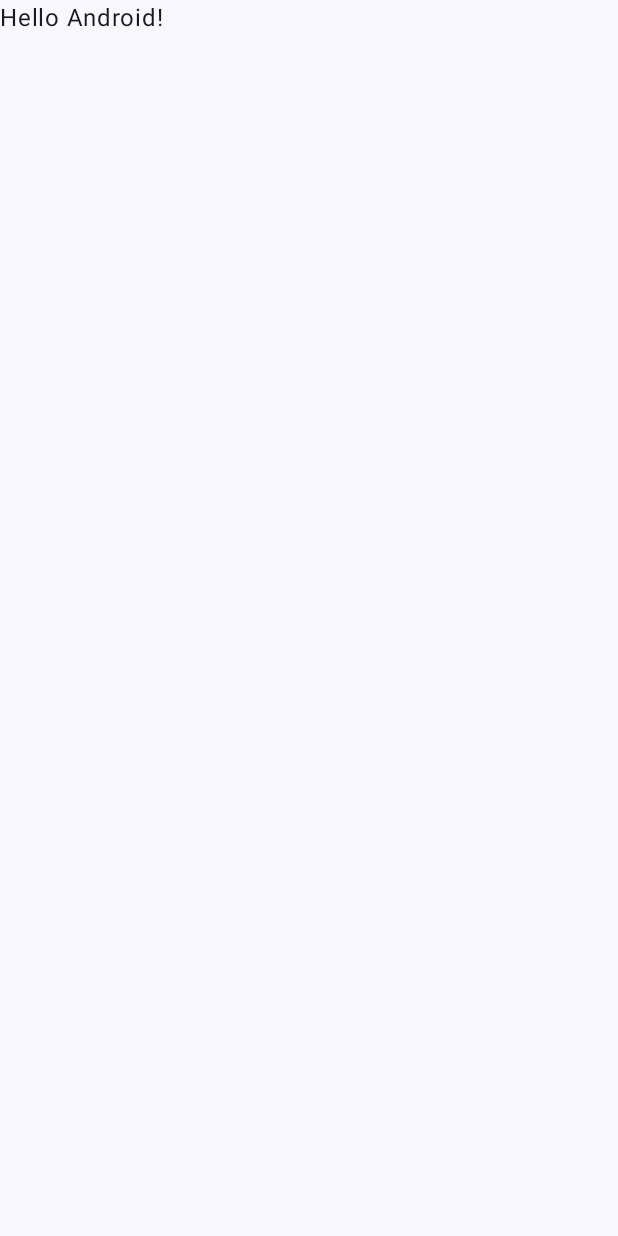
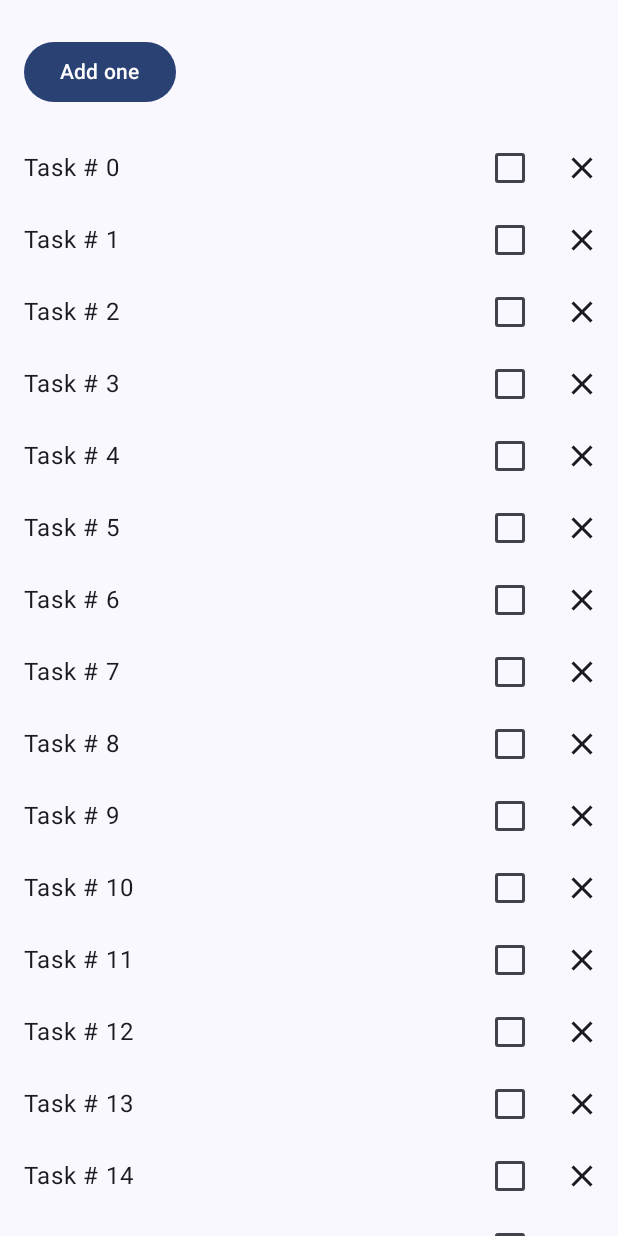
Before and after one commit to yousojeong/wd40-android, an Android app built with Jetpack Compose: the screen it shows after launch (MainActivity), on a phone screen of 412 x 824 dp. Before the commit the screen is almost empty. Run offline under Robolectric (Android 15) with nearby library versions, the phone set to English and light mode, and no system bars.

Commit message:
[Chore] Codelab-3

```diff
--- a/app/build.gradle.kts
+++ b/app/build.gradle.kts
@@ -66,4 +66,7 @@ dependencies {
     androidTestImplementation("androidx.compose.ui:ui-test-junit4")
     debugImplementation("androidx.compose.ui:ui-tooling")
     debugImplementation("androidx.compose.ui:ui-test-manifest")
+
+    // viewModel() 함수 사용
+    implementation("androidx.lifecycle:lifecycle-viewmodel-compose:{latest_version}")
 }
--- a/app/src/main/java/io/hielosan/wd40_android/MainActivity.kt
+++ b/app/src/main/java/io/hielosan/wd40_android/MainActivity.kt
@@ -6,7 +6,6 @@ import androidx.activity.compose.setContent
 import androidx.compose.foundation.layout.fillMaxSize
 import androidx.compose.material3.MaterialTheme
 import androidx.compose.material3.Surface
-import androidx.compose.material3.Text
 import androidx.compose.runtime.Composable
 import androidx.compose.ui.Modifier
 import androidx.compose.ui.tooling.preview.Preview
@@ -22,25 +21,17 @@ class MainActivity : ComponentActivity() {
                     modifier = Modifier.fillMaxSize(),
                     color = MaterialTheme.colorScheme.background
                 ) {
-                    Greeting("Android")
+                    WellnessScreen()
                 }
             }
         }
     }
 }
 
-@Composable
-fun Greeting(name: String, modifier: Modifier = Modifier) {
-    Text(
-        text = "Hello $name!",
-        modifier = modifier
-    )
-}
-
 @Preview(showBackground = true)
 @Composable
-fun GreetingPreview() {
+fun MainPreview() {
     MyApplicationTheme {
-        Greeting("Android")
+        WellnessScreen()
     }
 }
--- /dev/null
+++ b/app/src/main/java/io/hielosan/wd40_android/WaterCounter.kt
@@ -0,0 +1,37 @@
+import androidx.compose.foundation.layout.Column
+import androidx.compose.foundation.layout.padding
+import androidx.compose.material3.Button
+import androidx.compose.material3.Text
+import androidx.compose.runtime.Composable
+import androidx.compose.runtime.getValue
+import androidx.compose.runtime.mutableStateOf
+import androidx.compose.runtime.saveable.rememberSaveable
+import androidx.compose.runtime.setValue
+import androidx.compose.ui.Modifier
+import androidx.compose.ui.unit.dp
+
+@Composable
+fun StatefulCounter(modifier: Modifier = Modifier) {
+    var count by rememberSaveable { mutableStateOf(0) }
+    StatelessCounter(
+        count = count,
+        onIncrement = { count++ },
+        modifier = modifier
+    )
+}
+
+@Composable
+fun StatelessCounter(count: Int, onIncrement: () -> Unit, modifier: Modifier = Modifier) {
+    Column(modifier = modifier.padding(16.dp)) {
+        if (count > 0) {
+            Text("You've had $count glasses.")
+        }
+        Button(
+            onClick = onIncrement,
+            enabled = count < 10,
+            modifier = Modifier.padding(top = 8.dp)
+        ) {
+            Text("Add one")
+        }
+    }
+}
--- /dev/null
+++ b/app/src/main/java/io/hielosan/wd40_android/WellnessScreen.kt
@@ -0,0 +1,40 @@
+package io.hielosan.wd40_android
+
+import StatefulCounter
+import androidx.compose.foundation.layout.Column
+import androidx.compose.runtime.Composable
+import androidx.compose.ui.Modifier
+import androidx.lifecycle.viewmodel.compose.viewModel
+
+/**
+ * 기본 화면
+ */
+@Composable
+fun WellnessScreen(
+    modifier: Modifier = Modifier,
+    wellnessViewModel: WellnessViewModel = viewModel()
+) {
+    Column(modifier = modifier) {
+        StatefulCounter()
+
+        WellnessTasksList(
+            list = wellnessViewModel.tasks,
+            onCheckedTask = { task, checked ->
+                wellnessViewModel.changeTaskChecked(task, checked)
+            },
+            onCloseTask = { task -> wellnessViewModel.remove(task) }
+        )
+    }
+}
+/*
+리스트와 아벤트 처리 로직을 나눈 이유는 구조화된 단방향 데이터 흐름을 유지하고 컴포저블의 재사용성과 책임분리를 위함
+
+단방향 데이터 흐름 유지
+- List는 상태 데이터
+    - tasks를 ViewModel에서 관리하고, 이 데이터는 UI에서 읽기 전용으로 내려줌
+    - 이렇게 하면 상태는 항상 단방향으로 흐르며, 상태 변경은 viewModel에서만 이루어지므로 예측 가능성이 높아짐
+
+- 이벤트 콜백은 데이터를 변경하는 업데이트 로직
+    - 상태는 ViewModel에서 관리되고, UI는 ViewModel에 상태 변경 요청만 보냄
+    - 읽기와 쓰기를 분리함으로써 데이터의 흐름이 명확해짐
+*/
--- /dev/null
+++ b/app/src/main/java/io/hielosan/wd40_android/WellnessTask.kt
@@ -0,0 +1,14 @@
+package io.hielosan.wd40_android
+
+import androidx.compose.runtime.getValue
+import androidx.compose.runtime.mutableStateOf
+import androidx.compose.runtime.setValue
+
+data class WellnessTask(
+    val id: Int,
+    val label: String,
+    var initialChecked: Boolean = false
+) {
+    // checked 상태가 Compose에서 UI 업데이트를 트리거
+    var checked: Boolean by mutableStateOf(initialChecked)
+}
--- /dev/null
+++ b/app/src/main/java/io/hielosan/wd40_android/WellnessTaskItem.kt
@@ -0,0 +1,42 @@
+package io.hielosan.wd40_android
+
+import androidx.compose.foundation.layout.Row
+import androidx.compose.foundation.layout.padding
+import androidx.compose.material.icons.Icons
+import androidx.compose.material.icons.filled.Close
+import androidx.compose.material3.Checkbox
+import androidx.compose.material3.Icon
+import androidx.compose.material3.IconButton
+import androidx.compose.material3.Text
+import androidx.compose.runtime.Composable
+import androidx.compose.ui.Alignment
+import androidx.compose.ui.Modifier
+import androidx.compose.ui.unit.dp
+
+@Composable
+fun WellnessTaskItem(
+    taskName: String,
+    checked: Boolean,
+    onCheckedChange: (Boolean) -> Unit,
+    onClose: () -> Unit,
+    modifier: Modifier = Modifier
+) {
+    Row(
+        modifier = modifier,
+        verticalAlignment = Alignment.CenterVertically
+    ) {
+        Text(
+            modifier = Modifier
+                .weight(1f)
+                .padding(start = 16.dp),
+            text = taskName
+        )
+        Checkbox(
+            checked = checked,
+            onCheckedChange = onCheckedChange
+        )
+        IconButton(onClick = onClose) {
+            Icon(Icons.Filled.Close, contentDescription = "Close")
+        }
+    }
+}
--- /dev/null
+++ b/app/src/main/java/io/hielosan/wd40_android/WellnessTasksList.kt
@@ -0,0 +1,28 @@
+package io.hielosan.wd40_android
+
+import androidx.compose.foundation.lazy.LazyColumn
+import androidx.compose.foundation.lazy.items
+import androidx.compose.runtime.Composable
+import androidx.compose.ui.Modifier
+
+@Composable
+fun WellnessTasksList(
+    list: List<WellnessTask>,
+    onCheckedTask: (WellnessTask, Boolean) -> Unit,
+    onCloseTask: (WellnessTask) -> Unit,
+    modifier: Modifier = Modifier,
+) {
+    LazyColumn(modifier = modifier) {
+        items(
+            items = list,
+            key = { task -> task.id }
+        ) { task ->
+            WellnessTaskItem(
+                taskName = task.label,
+                checked = task.checked,
+                onCheckedChange = { checked -> onCheckedTask(task, checked) },
+                onClose = { onCloseTask(task) }
+            )
+        }
+    }
+}
--- /dev/null
+++ b/app/src/main/java/io/hielosan/wd40_android/WellnessViewModel.kt
@@ -0,0 +1,27 @@
+package io.hielosan.wd40_android
+
+import androidx.compose.runtime.toMutableStateList
+import androidx.lifecycle.ViewModel
+
+class WellnessViewModel : ViewModel() {
+    // _tasks 내부에서 변경
+    // toMutableStateList() Compose 내부에서 변경 사항을 관찰할 수 있는 특별한 상태 리스트
+    private val _tasks = getWellnessTasks().toMutableStateList()
+
+    // read-only 외부(UI)에서 tasks를 읽기만 가능하게 설정
+    val tasks: List<WellnessTask>
+        get() = _tasks
+
+    fun remove(item: WellnessTask) {
+        _tasks.remove(item)
+    }
+
+    fun changeTaskChecked(item: WellnessTask, checked: Boolean) =
+        _tasks.find { it.id == item.id }?.let { tasks ->
+            tasks.checked = checked
+        }
+}
+
+private fun getWellnessTasks() = List(30) { i ->
+    WellnessTask(i, "Task # $i")
+}
```
Also changed, not shown: 3 other files.
